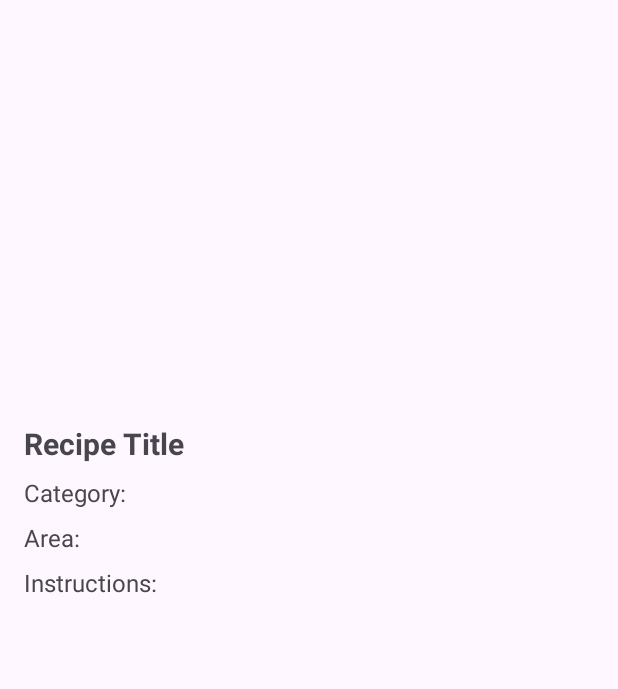
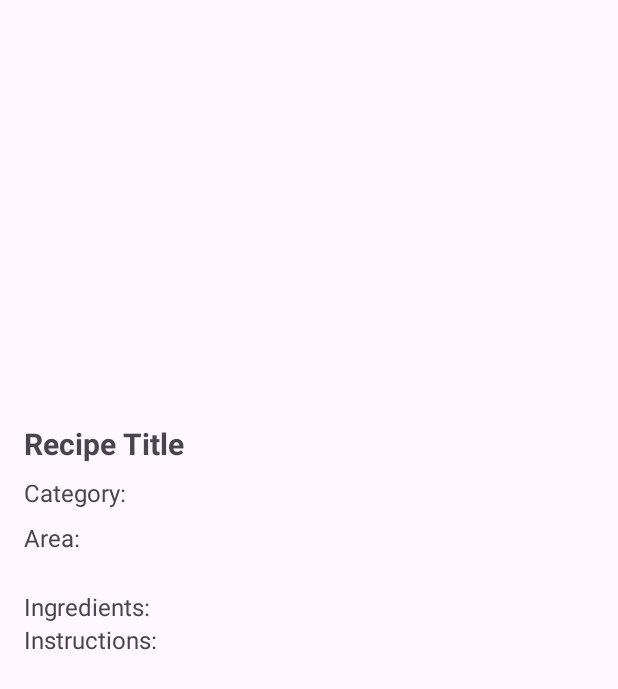
Before and after one commit to nancyjwn/ChiCook-Mobile-App-2025, an Android app: the layout detail_resep.xml on its own in the app's theme, with its tools: preview values and no code run, on a phone screen of 412 x 824 dp. Shown: the top 689 px of the screen. Run offline under Robolectric (Android 15) with nearby library versions, the phone set to English and light mode, and no system bars.

Commit message:
feat(detail) : add ingredients meals

```diff
--- a/app/src/main/java/com/example/chicook/model/meal/MealAdapter.java
+++ b/app/src/main/java/com/example/chicook/model/meal/MealAdapter.java
@@ -68,6 +68,9 @@ public class MealAdapter extends RecyclerView.Adapter<MealAdapter.MealViewHolder
             intent.putExtra("area", meal.getArea());
             intent.putExtra("thumb", meal.getMealThumb());
             intent.putExtra("instructions", meal.getInstructions());
+            intent.putExtra("linkYoutube", meal.getYoutubeLink());
+            intent.putExtra("ingredients", meal.getIngredients());  // Mengirimkan daftar ingredients
+            intent.putExtra("measures", meal.getMeasures());  // Mengirimkan daftar measures
             context.startActivity(intent);
         });
     }
--- a/app/src/main/res/layout/detail_resep.xml
+++ b/app/src/main/res/layout/detail_resep.xml
@@ -1,5 +1,6 @@
 <?xml version="1.0" encoding="utf-8"?>
 <ScrollView xmlns:android="http://schemas.android.com/apk/res/android"
+    xmlns:tools="http://schemas.android.com/tools"
     android:layout_width="match_parent"
     android:layout_height="match_parent"
     android:padding="16dp">
@@ -7,7 +8,8 @@
     <LinearLayout
         android:layout_width="match_parent"
         android:layout_height="wrap_content"
-        android:orientation="vertical">
+        android:orientation="vertical"
+        tools:ignore="WebViewLayout">
 
         <ImageView
             android:id="@+id/recipeImage"
@@ -41,12 +43,20 @@
             android:textSize="16sp"
             android:layout_marginBottom="8dp"/>
 
+        <!-- Ingredients -->
+        <TextView
+            android:id="@+id/recipeIngredients"
+            android:layout_width="match_parent"
+            android:layout_height="wrap_content"
+            android:text="Ingredients: "
+            android:textSize="16sp"
+            android:layout_marginTop="16dp"/>
+
         <TextView
             android:id="@+id/recipeInstructions"
             android:layout_width="match_parent"
             android:layout_height="wrap_content"
             android:text="Instructions: "
             android:textSize="16sp"/>
-
     </LinearLayout>
 </ScrollView>
```
Also changed, not shown: app/src/main/java/com/example/chicook/DetailMealActivity.java (+27 -21 lines), app/src/main/java/com/example/chicook/model/meal/Meal.java (+10 -0 lines).
